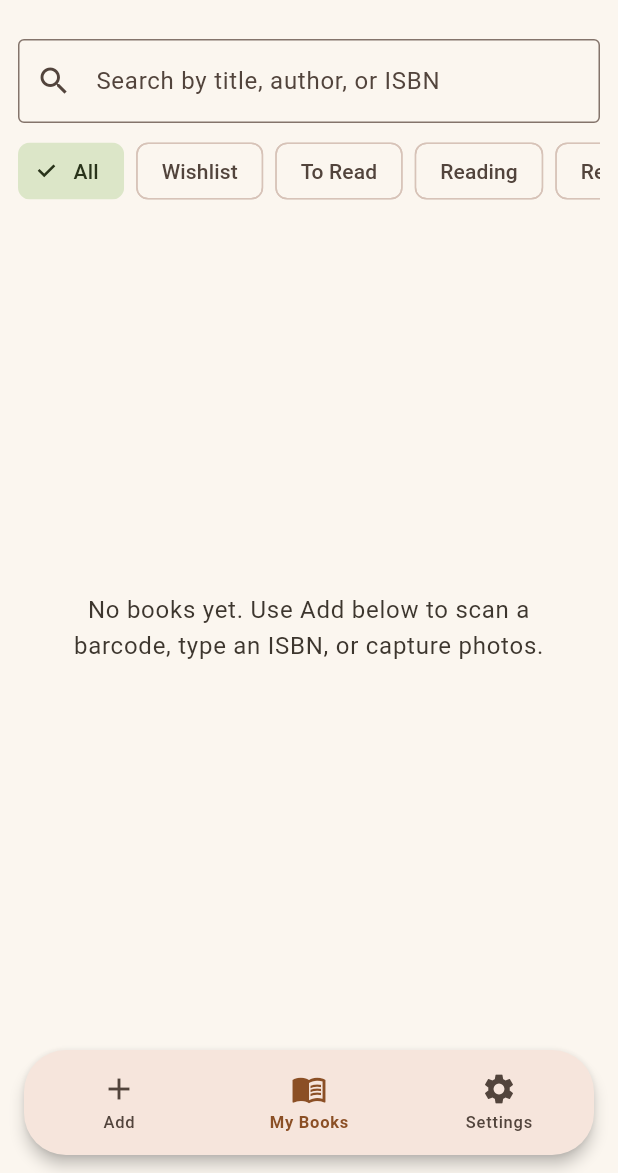
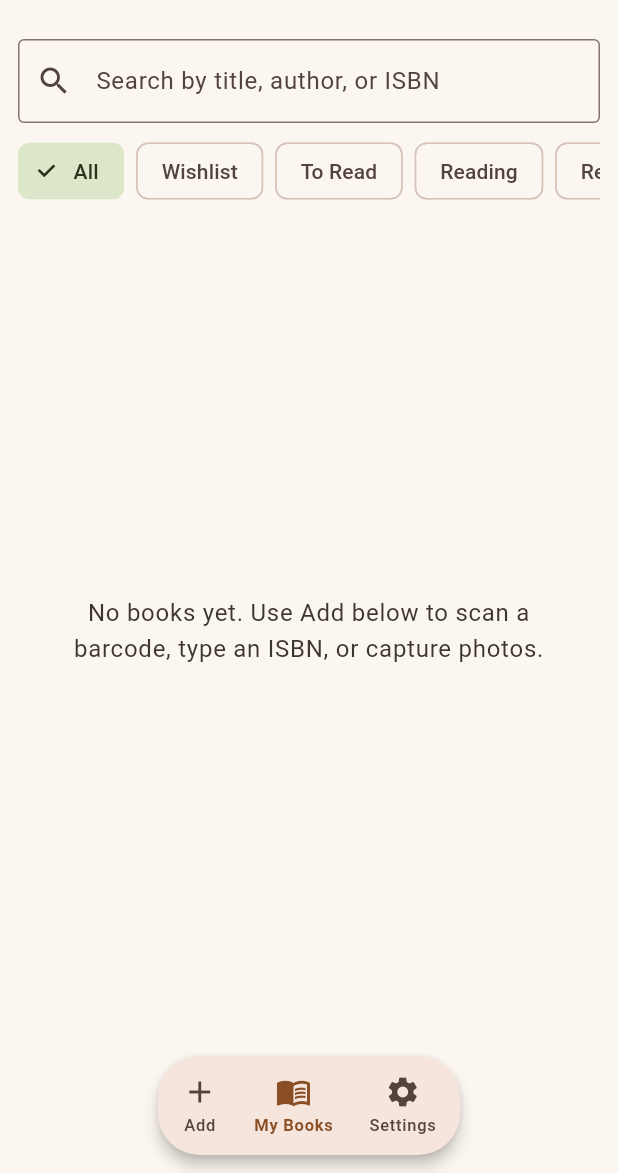
Before and after one commit to XDinuka/bookie-bookie, a Flutter app: the screen it shows after launch, on a phone screen of 412 x 824 dp, the part 63-1236 px from its top. Run offline on Flutter 3.47's test engine with Material 3 defaults, Android fonts, the phone set to English and light mode, and no system bars; our stand-ins replace image_picker, sqflite; missing offline and left inert: flutter_tesseract_ocr, google_mlkit_text_recognition, mobile_scanner; accounts and stored records are empty.

Commit message:
Make the floating nav bar horizontally compact
Sizes the bar to its own content (icon+label per segment) instead of
stretching full-width, and centers it — a small floating pill instead
of a bar spanning the screen.

Along the way, caught a real layout bug the horizontal-compactness fix
introduced: centering via Center/Align inside Scaffold.bottomNavigationBar
expands to fill whatever bounded height Scaffold offers that slot, which
starves the body of space — and inside HomeShell's IndexedStack, left
AddBookScreen's sliver list with ~0 height to lay out into, so none of
its ListTiles ever mounted (confirmed via a scratch reproduction:
identical setup, only the Center/Row swap differed). Row(mainAxisAlignment:
center) sizes to its content's height regardless, so it centers
horizontally without the side effect.

```diff
--- a/lib/screens/home_shell.dart
+++ b/lib/screens/home_shell.dart
@@ -29,14 +29,24 @@ class _HomeShellState extends State<HomeShell> {
         children: const [AddBookScreen(), CatalogScreen(), SettingsScreen()],
       ),
       bottomNavigationBar: SafeArea(
-        minimum: const EdgeInsets.fromLTRB(16, 0, 16, 12),
-        child: Material(
+        minimum: const EdgeInsets.only(bottom: 12),
+        // A plain Row here, not Center/Align: those expand to fill whatever
+        // bounded height Scaffold offers the bottomNavigationBar slot,
+        // which starves `body` of space (and, inside an IndexedStack, can
+        // leave a sibling's sliver list with ~0 height to lay out into,
+        // silently mounting none of its children). Row sizes to its
+        // content's height regardless, while still centering horizontally.
+        child: Row(
+          mainAxisAlignment: MainAxisAlignment.center,
+          children: [
+            Material(
               elevation: 4,
               color: Theme.of(context).colorScheme.surfaceContainerHigh,
               borderRadius: BorderRadius.circular(28),
               child: Padding(
-            padding: const EdgeInsets.symmetric(vertical: 8),
+                padding: const EdgeInsets.symmetric(horizontal: 4, vertical: 6),
                 child: Row(
+                  mainAxisSize: MainAxisSize.min,
                   children: [
                     _ShellNavItem(
                       icon: Icons.add,
@@ -60,13 +70,16 @@ class _HomeShellState extends State<HomeShell> {
                 ),
               ),
             ),
+          ],
+        ),
       ),
     );
   }
 }
 
-/// One segment of the floating nav bar — an equal-width tappable area
-/// inside the shared [Material]/[Row], not a standalone button.
+/// One segment of the floating nav bar — sized to its own content (icon +
+/// label), not stretched to fill space, so the bar as a whole stays
+/// compact instead of spanning the screen width.
 class _ShellNavItem extends StatelessWidget {
   const _ShellNavItem({
     required this.icon,
@@ -84,12 +97,11 @@ class _ShellNavItem extends StatelessWidget {
   Widget build(BuildContext context) {
     final scheme = Theme.of(context).colorScheme;
     final color = selected ? scheme.primary : scheme.onSurfaceVariant;
-    return Expanded(
-      child: InkWell(
+    return InkWell(
       onTap: onTap,
       borderRadius: BorderRadius.circular(20),
       child: Padding(
-          padding: const EdgeInsets.symmetric(vertical: 6),
+        padding: const EdgeInsets.symmetric(horizontal: 12, vertical: 6),
         child: Column(
           mainAxisSize: MainAxisSize.min,
           children: [
@@ -105,7 +117,6 @@ class _ShellNavItem extends StatelessWidget {
           ],
         ),
       ),
-      ),
     );
   }
 }
```
Also changed, not shown: 1 other file. Lines whose indentation alone changed are shown as unchanged.
